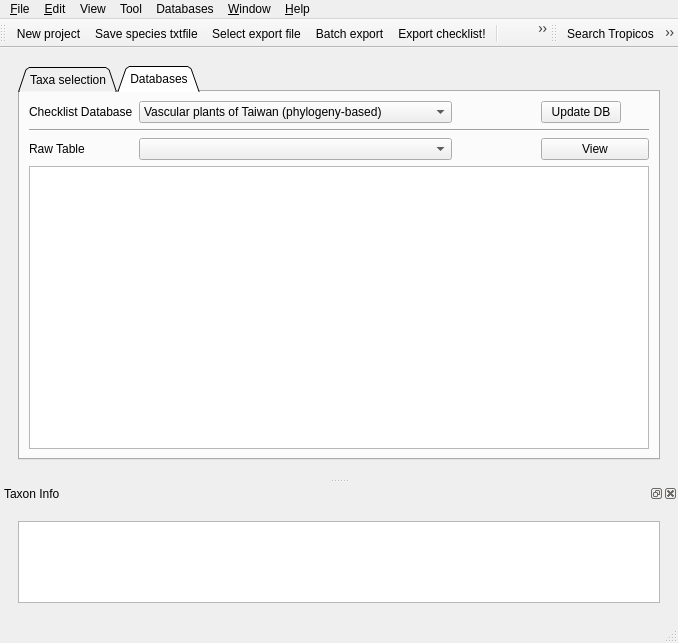
Above: src/ui/ui_main.ui from TaiBON/checklister before the change. Below: the same form after it.
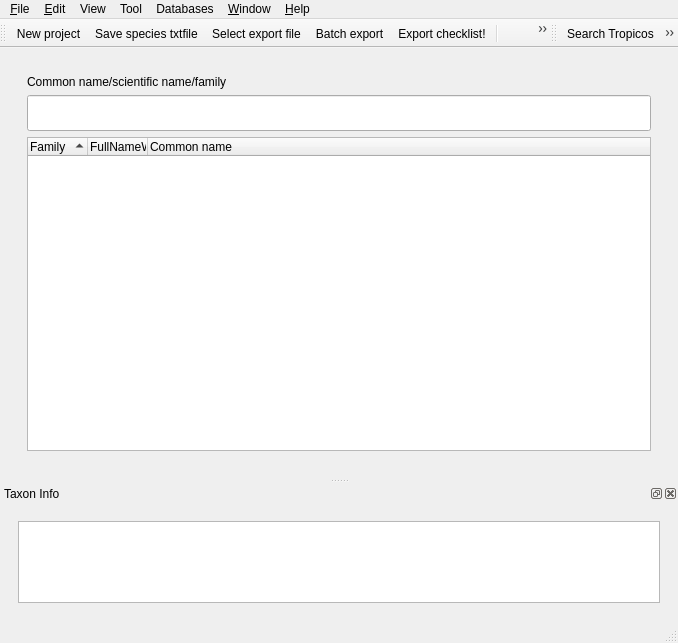
That is the form after the change. The open tabs and pages were chosen to show the change. Icons and pictures are not drawn.

Commit message: add synonym info support (only vascular plants of Taiwan)

Diff of the .ui file:
```diff
--- a/src/ui/ui_main.ui
+++ b/src/ui/ui_main.ui
@@ -52,46 +52,9 @@
          <x>0</x>
          <y>0</y>
          <width>654</width>
-         <height>377</height>
+         <height>374</height>
         </rect>
        </property>
-       <layout class="QGridLayout" name="gridLayout_4">
-        <item row="0" column="0">
-         <widget class="QTabWidget" name="tabWidget">
-          <property name="minimumSize">
-           <size>
-            <width>561</width>
-            <height>0</height>
-           </size>
-          </property>
-          <property name="autoFillBackground">
-           <bool>false</bool>
-          </property>
-          <property name="tabPosition">
-           <enum>QTabWidget::North</enum>
-          </property>
-          <property name="tabShape">
-           <enum>QTabWidget::Triangular</enum>
-          </property>
-          <property name="currentIndex">
-           <number>0</number>
-          </property>
-          <property name="usesScrollButtons">
-           <bool>true</bool>
-          </property>
-          <property name="documentMode">
-           <bool>false</bool>
-          </property>
-          <property name="tabsClosable">
-           <bool>false</bool>
-          </property>
-          <property name="tabBarAutoHide">
-           <bool>true</bool>
-          </property>
-          <widget class="QWidget" name="TaxaSelection">
-           <attribute name="title">
-            <string>Taxa selection</string>
-           </attribute>
            <layout class="QGridLayout" name="gridLayout_3">
             <item row="0" column="0">
              <widget class="QFrame" name="frame">
@@ -240,208 +203,6 @@
             </item>
            </layout>
           </widget>
-          <widget class="QWidget" name="tab">
-           <attribute name="title">
-            <string>Databases</string>
-           </attribute>
-           <layout class="QGridLayout" name="gridLayout_8">
-            <item row="2" column="3">
-             <widget class="QPushButton" name="butViewTable">
-              <property name="sizePolicy">
-               <sizepolicy hsizetype="Fixed" vsizetype="Fixed">
-                <horstretch>0</horstretch>
-                <verstretch>0</verstretch>
-               </sizepolicy>
-              </property>
-              <property name="minimumSize">
-               <size>
-                <width>108</width>
-                <height>0</height>
-               </size>
-              </property>
-              <property name="toolTip">
-               <string>&lt;html&gt;&lt;head/&gt;&lt;body&gt;&lt;p&gt;Update the checklist database&lt;/p&gt;&lt;/body&gt;&lt;/html&gt;</string>
-              </property>
-              <property name="text">
-               <string>View</string>
-              </property>
-             </widget>
-            </item>
-            <item row="2" column="1">
-             <widget class="QComboBox" name="comboDBTables"/>
-            </item>
-            <item row="0" column="1">
-             <widget class="QComboBox" name="comboDBselect">
-              <property name="sizePolicy">
-               <sizepolicy hsizetype="Minimum" vsizetype="Minimum">
-                <horstretch>0</horstretch>
-                <verstretch>0</verstretch>
-               </sizepolicy>
-              </property>
-              <item>
-               <property name="text">
-                <string>Vascular plants of Taiwan (phylogeny-based)</string>
-               </property>
-              </item>
-              <item>
-               <property name="text">
-                <string>Vascular plants of Taiwan (Flora of Taiwan 2nd Edi.)</string>
-               </property>
-              </item>
-              <item>
-               <property name="text">
-                <string>Bird list of Taiwan (2014)</string>
-               </property>
-              </item>
-              <item>
-               <property name="text">
-                <string>Plants of Japan (Ylist)</string>
-               </property>
-              </item>
-             </widget>
-            </item>
-            <item row="0" column="0">
-             <widget class="QLabel" name="labelDatabase">
-              <property name="text">
-               <string>Checklist Database</string>
-              </property>
-             </widget>
-            </item>
-            <item row="0" column="3">
-             <widget class="QPushButton" name="butUpdateDB">
-              <property name="sizePolicy">
-               <sizepolicy hsizetype="Fixed" vsizetype="Fixed">
-                <horstretch>0</horstretch>
-                <verstretch>0</verstretch>
-               </sizepolicy>
-              </property>
-              <property name="toolTip">
-               <string>&lt;html&gt;&lt;head/&gt;&lt;body&gt;&lt;p&gt;Update the checklist database&lt;/p&gt;&lt;/body&gt;&lt;/html&gt;</string>
-              </property>
-              <property name="text">
-               <string>Update DB</string>
-              </property>
-             </widget>
-            </item>
-            <item row="2" column="0">
-             <widget class="QLabel" name="labelRawTable">
-              <property name="text">
-               <string>Raw Table</string>
-              </property>
-             </widget>
-            </item>
-            <item row="3" column="0" colspan="4">
-             <widget class="QTreeWidget" name="treeWidgetDB">
-              <property name="sizePolicy">
-               <sizepolicy hsizetype="Expanding" vsizetype="Minimum">
-                <horstretch>0</horstretch>
-                <verstretch>0</verstretch>
-               </sizepolicy>
-              </property>
-              <property name="minimumSize">
-               <size>
-                <width>0</width>
-                <height>150</height>
-               </size>
-              </property>
-              <property name="mouseTracking">
-               <bool>false</bool>
-              </property>
-              <property name="alternatingRowColors">
-               <bool>true</bool>
-              </property>
-              <property name="selectionMode">
-               <enum>QAbstractItemView::MultiSelection</enum>
-              </property>
-              <property name="indentation">
-               <number>10</number>
-              </property>
-              <property name="rootIsDecorated">
-               <bool>true</bool>
-              </property>
-              <property name="sortingEnabled">
-               <bool>true</bool>
-              </property>
-              <property name="animated">
-               <bool>true</bool>
-              </property>
-              <attribute name="headerVisible">
-               <bool>false</bool>
-              </attribute>
-              <attribute name="headerDefaultSectionSize">
-               <number>60</number>
-              </attribute>
-              <attribute name="headerHighlightSections">
-               <bool>true</bool>
-              </attribute>
-              <attribute name="headerMinimumSectionSize">
-               <number>5</number>
-              </attribute>
-              <attribute name="headerShowSortIndicator" stdset="0">
-               <bool>true</bool>
-              </attribute>
-              <column>
-               <property name="text">
-                <string notr="true">1</string>
-               </property>
-              </column>
-             </widget>
-            </item>
-            <item row="1" column="0" colspan="4">
-             <widget class="Line" name="line">
-              <property name="sizePolicy">
-               <sizepolicy hsizetype="Expanding" vsizetype="Fixed">
-                <horstretch>0</horstretch>
-                <verstretch>0</verstretch>
-               </sizepolicy>
-              </property>
-              <property name="orientation">
-               <enum>Qt::Horizontal</enum>
-              </property>
-             </widget>
-            </item>
-            <item row="2" column="2">
-             <spacer name="horizontalSpacer_2">
-              <property name="orientation">
-               <enum>Qt::Horizontal</enum>
-              </property>
-              <property name="sizeHint" stdset="0">
-               <size>
-                <width>40</width>
-                <height>20</height>
-               </size>
-              </property>
-             </spacer>
-            </item>
-            <item row="0" column="2">
-             <spacer name="horizontalSpacer_4">
-              <property name="orientation">
-               <enum>Qt::Horizontal</enum>
-              </property>
-              <property name="sizeHint" stdset="0">
-               <size>
-                <width>40</width>
-                <height>20</height>
-               </size>
-              </property>
-             </spacer>
-            </item>
-           </layout>
-           <zorder>butUpdateDB</zorder>
-           <zorder>comboDBselect</zorder>
-           <zorder>treeWidgetDB</zorder>
-           <zorder>comboDBTables</zorder>
-           <zorder>labelRawTable</zorder>
-           <zorder>labelDatabase</zorder>
-           <zorder>butViewTable</zorder>
-           <zorder>line</zorder>
-           <zorder>horizontalSpacer_2</zorder>
-           <zorder>horizontalSpacer_4</zorder>
-          </widget>
-         </widget>
-        </item>
-       </layout>
-      </widget>
      </widget>
     </item>
    </layout>
```
Left out of the diff: 64 changed lines with no effect on the pictures. Lines whose indentation alone changed are shown as unchanged. The commit also changes 29 other files.
